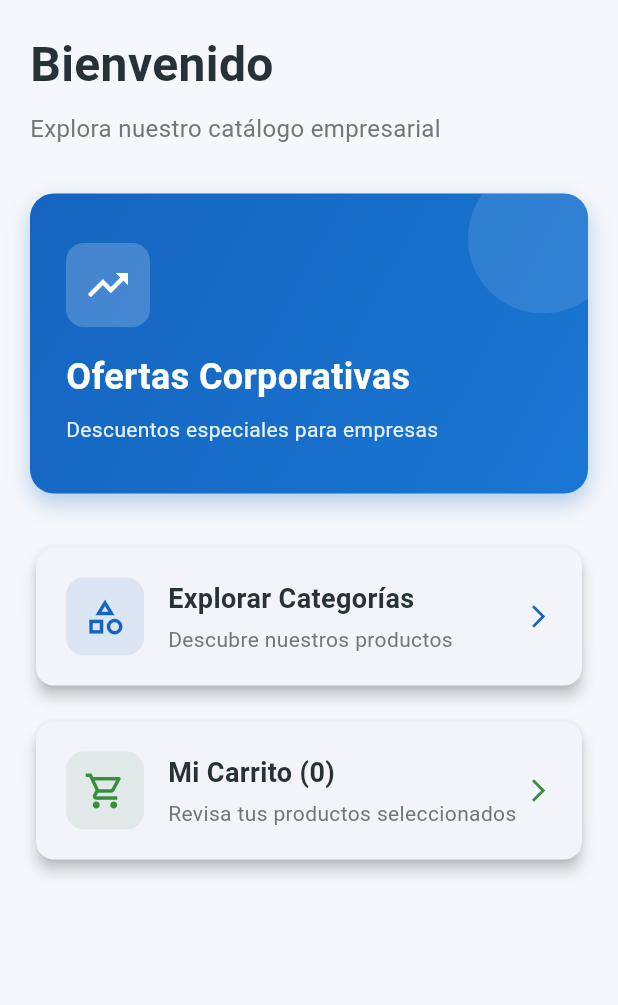
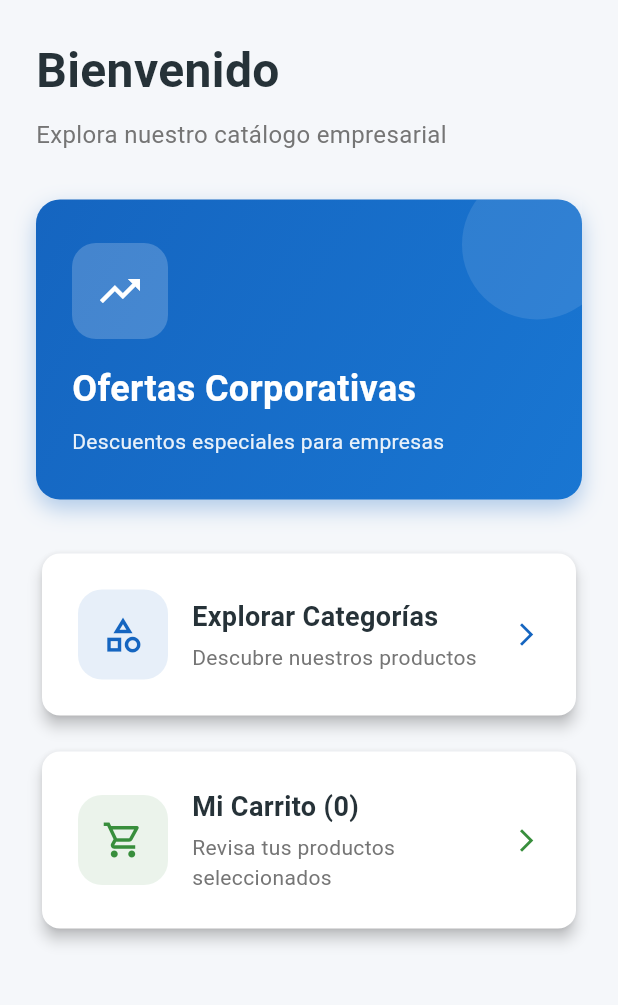
Before and after one commit to stefacm/u3_c1_exercise, a Flutter app: the HomeScreen screen opened directly, on a phone screen of 412 x 824 dp, the part 84-1089 px from its top. Run offline on Flutter 3.47's test engine with Material 3 defaults, Android fonts, the phone set to English and light mode, and no system bars.

Commit message:
refactor: apply SOLID principles to core screens
- Refactor SplashScreen to use NavigationService and AppConstants
- Update HomeScreen with better separation of concerns and reusable components
- Apply Single Responsibility Principle by breaking down complex widgets
- Use dependency injection for services instead of direct instantiation

```diff
--- a/lib/screens/home_screen.dart
+++ b/lib/screens/home_screen.dart
@@ -1,7 +1,9 @@
 import 'package:flutter/material.dart';
 import 'package:provider/provider.dart';
 import '../providers/cart_provider.dart';
-import '../routes/custom_routes.dart';
+import '../core/services/navigation_service.dart';
+import '../core/constants/app_constants.dart';
+import '../widgets/custom_card.dart';
 import 'categories_screen.dart';
 import 'cart_screen.dart';
 
@@ -10,35 +12,57 @@ class HomeScreen extends StatelessWidget {
 
   @override
   Widget build(BuildContext context) {
+    final navigationService = NavigationService();
+
     return Scaffold(
-      backgroundColor: const Color(0xFFF5F7FA),
-      appBar: AppBar(
+      backgroundColor: AppConstants.background,
+      appBar: _buildAppBar(context, navigationService),
+      body: SingleChildScrollView(
+        padding: const EdgeInsets.all(AppConstants.paddingLarge),
+        child: Column(
+          crossAxisAlignment: CrossAxisAlignment.start,
+          children: [
+            _buildWelcomeSection(),
+            const SizedBox(height: AppConstants.paddingXLarge),
+            _buildFeaturedBanner(),
+            const SizedBox(height: AppConstants.paddingXLarge),
+            _buildActionCards(navigationService),
+          ],
+        ),
+      ),
+    );
+  }
+
+  PreferredSizeWidget _buildAppBar(BuildContext context, NavigationService navigationService) {
+    return AppBar(
       elevation: 0,
       backgroundColor: Colors.white,
       title: const Text(
         'CORPORATE',
         style: TextStyle(
-            color: Color(0xFF263238),
+          color: AppConstants.textDark,
           fontWeight: FontWeight.w600,
           fontSize: 20,
           letterSpacing: 2,
         ),
       ),
       actions: [
-          Consumer<CartProvider>(
+        _buildCartButton(context, navigationService),
+        const SizedBox(width: AppConstants.paddingSmall),
+      ],
+    );
+  }
+
+  Widget _buildCartButton(BuildContext context, NavigationService navigationService) {
+    return Consumer<CartProvider>(
       builder: (context, cart, child) {
         return Stack(
           children: [
             IconButton(
-                    icon: const Icon(Icons.shopping_cart_outlined, color: Color(0xFF1565C0)),
-                    onPressed: () {
-                      Navigator.push(
-                        context,
-                        CustomRoutes.slide(const CartScreen()),
-                      );
-                    },
+              icon: const Icon(Icons.shopping_cart_outlined, color: AppConstants.primaryBlue),
+              onPressed: () => navigationService.navigateToWithSlide(const CartScreen()),
             ),
-                  if (cart.items.isNotEmpty)
+            if (cart.itemCount > 0)
               Positioned(
                 right: 8,
                 top: 8,
@@ -53,7 +77,7 @@ class HomeScreen extends StatelessWidget {
                     minHeight: 16,
                   ),
                   child: Text(
-                          '${cart.items.length}',
+                    '${cart.itemCount}',
                     style: const TextStyle(
                       color: Colors.white,
                       fontSize: 12,
@@ -66,13 +90,11 @@ class HomeScreen extends StatelessWidget {
           ],
         );
       },
-          ),
-          const SizedBox(width: 8),
-        ],
-      ),
-      body: SingleChildScrollView(
-        padding: const EdgeInsets.all(20.0),
-        child: Column(
+    );
+  }
+
+  Widget _buildWelcomeSection() {
+    return Column(
       crossAxisAlignment: CrossAxisAlignment.start,
       children: [
         const Text(
@@ -80,10 +102,10 @@ class HomeScreen extends StatelessWidget {
           style: TextStyle(
             fontSize: 32,
             fontWeight: FontWeight.w700,
-                color: Color(0xFF263238),
+            color: AppConstants.textDark,
           ),
         ),
-            const SizedBox(height: 8),
+        const SizedBox(height: AppConstants.paddingSmall),
         Text(
           'Explora nuestro catálogo empresarial',
           style: TextStyle(
@@ -92,25 +114,24 @@ class HomeScreen extends StatelessWidget {
             fontWeight: FontWeight.w400,
           ),
         ),
-            const SizedBox(height: 32),
+      ],
+    );
+  }
 
-            // Featured Banner
-            Container(
+  Widget _buildFeaturedBanner() {
+    return Container(
       height: 200,
       width: double.infinity,
       decoration: BoxDecoration(
         gradient: const LinearGradient(
           begin: Alignment.topLeft,
           end: Alignment.bottomRight,
-                  colors: [
-                    Color(0xFF1565C0),
-                    Color(0xFF1976D2),
-                  ],
+          colors: [AppConstants.primaryBlue, AppConstants.lightBlue],
         ),
-                borderRadius: BorderRadius.circular(16),
+        borderRadius: BorderRadius.circular(AppConstants.paddingMedium),
         boxShadow: [
           BoxShadow(
-                    color: const Color(0xFF1565C0).withOpacity(0.3),
+            color: AppConstants.primaryBlue.withOpacity(0.3),
             blurRadius: 12,
             offset: const Offset(0, 6),
           ),
@@ -131,16 +152,16 @@ class HomeScreen extends StatelessWidget {
             ),
           ),
           Padding(
-                    padding: const EdgeInsets.all(24),
+            padding: const EdgeInsets.all(AppConstants.radiusLarge),
             child: Column(
               crossAxisAlignment: CrossAxisAlignment.start,
               mainAxisAlignment: MainAxisAlignment.center,
               children: [
                 Container(
-                          padding: const EdgeInsets.all(12),
+                  padding: const EdgeInsets.all(AppConstants.paddingMedium),
                   decoration: BoxDecoration(
                     color: Colors.white.withOpacity(0.2),
-                            borderRadius: BorderRadius.circular(12),
+                    borderRadius: BorderRadius.circular(AppConstants.paddingMedium),
                   ),
                   child: const Icon(
                     Icons.trending_up,
@@ -148,7 +169,7 @@ class HomeScreen extends StatelessWidget {
                     color: Colors.white,
                   ),
                 ),
-                        const SizedBox(height: 16),
+                const SizedBox(height: AppConstants.paddingMedium),
                 const Text(
                   'Ofertas Corporativas',
                   style: TextStyle(
@@ -157,7 +178,7 @@ class HomeScreen extends StatelessWidget {
                     color: Colors.white,
                   ),
                 ),
-                        const SizedBox(height: 8),
+                const SizedBox(height: AppConstants.paddingSmall),
                 Text(
                   'Descuentos especiales para empresas',
                   style: TextStyle(
@@ -170,55 +191,67 @@ class HomeScreen extends StatelessWidget {
           ),
         ],
       ),
+    );
+  }
+
+  Widget _buildActionCards(NavigationService navigationService) {
+    return Column(
+      children: [
+        _ActionCard(
+          title: 'Explorar Categorías',
+          subtitle: 'Descubre nuestros productos',
+          icon: Icons.category_outlined,
+          color: AppConstants.primaryBlue,
+          onTap: () => navigationService.navigateToWithSlide(const CategoriesScreen()),
         ),
-            const SizedBox(height: 32),
-
-            // Action Cards
-            _buildActionCard(
-              'Explorar Categorías',
-              'Descubre nuestros productos',
-              Icons.category_outlined,
-              const Color(0xFF1565C0),
-              () => Navigator.push(context, CustomRoutes.slide(const CategoriesScreen())),
-            ),
-            const SizedBox(height: 16),
+        const SizedBox(height: AppConstants.paddingMedium),
         Consumer<CartProvider>(
           builder: (context, cart, child) {
-                return _buildActionCard(
-                  'Mi Carrito (${cart.items.length})',
-                  'Revisa tus productos seleccionados',
-                  Icons.shopping_cart_outlined,
-                  const Color(0xFF388E3C),
-                  () => Navigator.push(context, CustomRoutes.slide(const CartScreen())),
+            return _ActionCard(
+              title: 'Mi Carrito (${cart.itemCount})',
+              subtitle: 'Revisa tus productos seleccionados',
+              icon: Icons.shopping_cart_outlined,
+              color: AppConstants.green,
+              onTap: () => navigationService.navigateToWithSlide(const CartScreen()),
             );
           },
         ),
       ],
-        ),
-      ),
     );
   }
+}
 
-  Widget _buildActionCard(String title, String subtitle, IconData icon, Color color, VoidCallback onTap) {
-    return Card(
-      elevation: 4,
-      shape: RoundedRectangleBorder(borderRadius: BorderRadius.circular(12)),
-      child: InkWell(
+class _ActionCard extends StatelessWidget {
+  final String title;
+  final String subtitle;
+  final IconData icon;
+  final Color color;
+  final VoidCallback onTap;
+
+  const _ActionCard({
+    required this.title,
+    required this.subtitle,
+    required this.icon,
+    required this.color,
+    required this.onTap,
+  });
+
+  @override
+  Widget build(BuildContext context) {
+    return CustomCard(
       onTap: onTap,
-        borderRadius: BorderRadius.circular(12),
-        child: Padding(
-          padding: const EdgeInsets.all(20),
+      padding: const EdgeInsets.all(AppConstants.paddingLarge),
       child: Row(
         children: [
           Container(
-                padding: const EdgeInsets.all(12),
+            padding: const EdgeInsets.all(AppConstants.paddingMedium),
             decoration: BoxDecoration(
               color: color.withOpacity(0.1),
-                  borderRadius: BorderRadius.circular(12),
+              borderRadius: BorderRadius.circular(AppConstants.paddingMedium),
             ),
             child: Icon(icon, color: color, size: 28),
           ),
-              const SizedBox(width: 16),
+          const SizedBox(width: AppConstants.paddingMedium),
           Expanded(
             child: Column(
               crossAxisAlignment: CrossAxisAlignment.start,
@@ -228,7 +261,7 @@ class HomeScreen extends StatelessWidget {
                   style: const TextStyle(
                     fontSize: 18,
                     fontWeight: FontWeight.w600,
-                        color: Color(0xFF263238),
+                    color: AppConstants.textDark,
                   ),
                 ),
                 const SizedBox(height: 4),
@@ -249,8 +282,6 @@ class HomeScreen extends StatelessWidget {
           ),
         ],
       ),
-        ),
-      ),
     );
   }
 }
--- a/lib/screens/splash_screen.dart
+++ b/lib/screens/splash_screen.dart
@@ -1,6 +1,7 @@
 import 'package:flutter/material.dart';
 import 'dart:async';
-import '../routes/custom_routes.dart';
+import '../core/services/navigation_service.dart';
+import '../core/constants/app_constants.dart';
 import 'login_screen.dart';
 
 class SplashScreen extends StatefulWidget {
@@ -14,26 +15,33 @@ class _SplashScreenState extends State<SplashScreen> with SingleTickerProviderSt
   late AnimationController _controller;
   late Animation<double> _fadeAnimation;
   late Animation<double> _scaleAnimation;
+  final NavigationService _navigationService = NavigationService();
 
   @override
   void initState() {
     super.initState();
-    _controller = AnimationController(duration: const Duration(milliseconds: 1500), vsync: this);
+    _initializeAnimations();
+    _startSplashTimer();
+  }
+
+  void _initializeAnimations() {
+    _controller = AnimationController(
+      duration: AppConstants.animationDuration,
+      vsync: this,
+    );
     _fadeAnimation = Tween<double>(begin: 0.0, end: 1.0).animate(
       CurvedAnimation(parent: _controller, curve: Curves.easeOut),
     );
     _scaleAnimation = Tween<double>(begin: 0.8, end: 1.0).animate(
       CurvedAnimation(parent: _controller, curve: Curves.elasticOut),
     );
+    _controller.forward();
+  }
 
-    _controller.forward();
-
-    Timer(const Duration(seconds: 3), () {
+  void _startSplashTimer() {
+    Timer(AppConstants.splashDuration, () {
       if (mounted) {
-        Navigator.pushReplacement(
-          context,
-          CustomRoutes.fade(const LoginScreen()),
-        );
+        _navigationService.navigateAndReplace(const LoginScreen());
       }
     });
   }
@@ -53,9 +61,9 @@ class _SplashScreenState extends State<SplashScreen> with SingleTickerProviderSt
             begin: Alignment.topLeft,
             end: Alignment.bottomRight,
             colors: [
-              Color(0xFF0D47A1),
-              Color(0xFF1565C0),
-              Color(0xFF1976D2),
+              AppConstants.darkBlue,
+              AppConstants.primaryBlue,
+              AppConstants.lightBlue,
             ],
           ),
         ),
@@ -71,10 +79,10 @@ class _SplashScreenState extends State<SplashScreen> with SingleTickerProviderSt
                     mainAxisAlignment: MainAxisAlignment.center,
                     children: [
                       Container(
-                        padding: const EdgeInsets.all(32),
+                        padding: const EdgeInsets.all(AppConstants.paddingXLarge),
                         decoration: BoxDecoration(
                           color: Colors.white.withOpacity(0.1),
-                          borderRadius: BorderRadius.circular(24),
+                          borderRadius: BorderRadius.circular(AppConstants.radiusLarge),
                           border: Border.all(
                             color: Colors.white.withOpacity(0.2),
                             width: 2,
@@ -86,7 +94,7 @@ class _SplashScreenState extends State<SplashScreen> with SingleTickerProviderSt
                           color: Colors.white,
                         ),
                       ),
-                      const SizedBox(height: 32),
+                      const SizedBox(height: AppConstants.paddingXLarge),
                       const Text(
                         'CORPORATE',
                         style: TextStyle(
@@ -96,7 +104,7 @@ class _SplashScreenState extends State<SplashScreen> with SingleTickerProviderSt
                           letterSpacing: 4,
                         ),
                       ),
-                      const SizedBox(height: 8),
+                      const SizedBox(height: AppConstants.paddingSmall),
                       Text(
                         'Soluciones Empresariales',
                         style: TextStyle(
```
Lines whose indentation alone changed are shown as unchanged.
